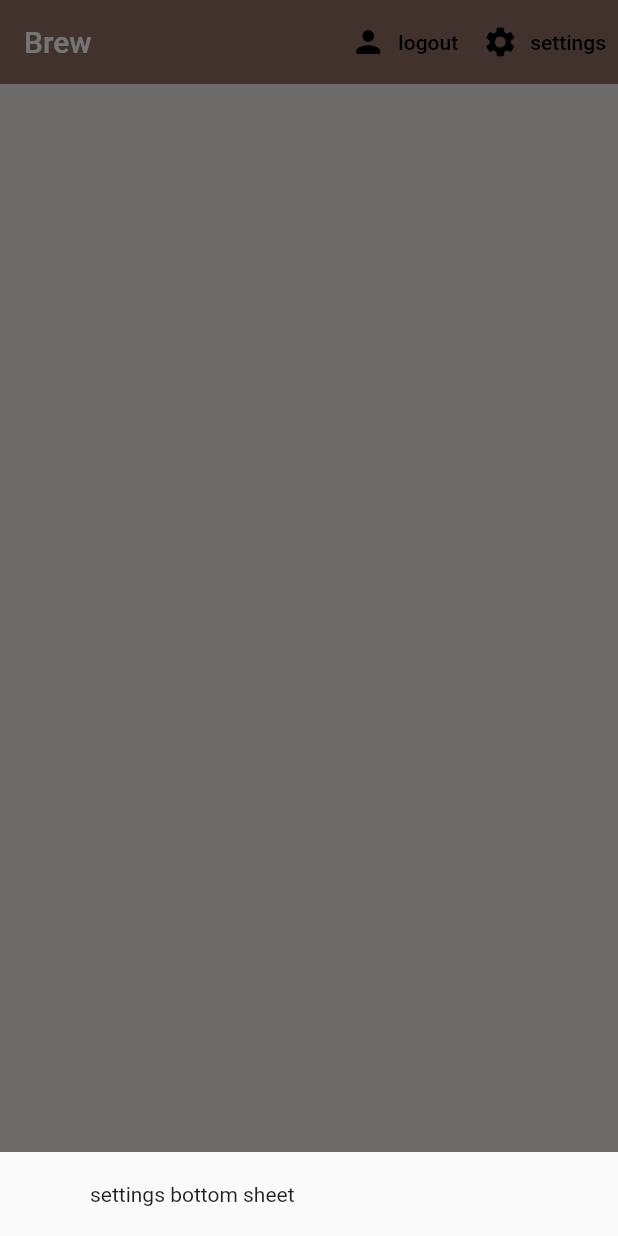
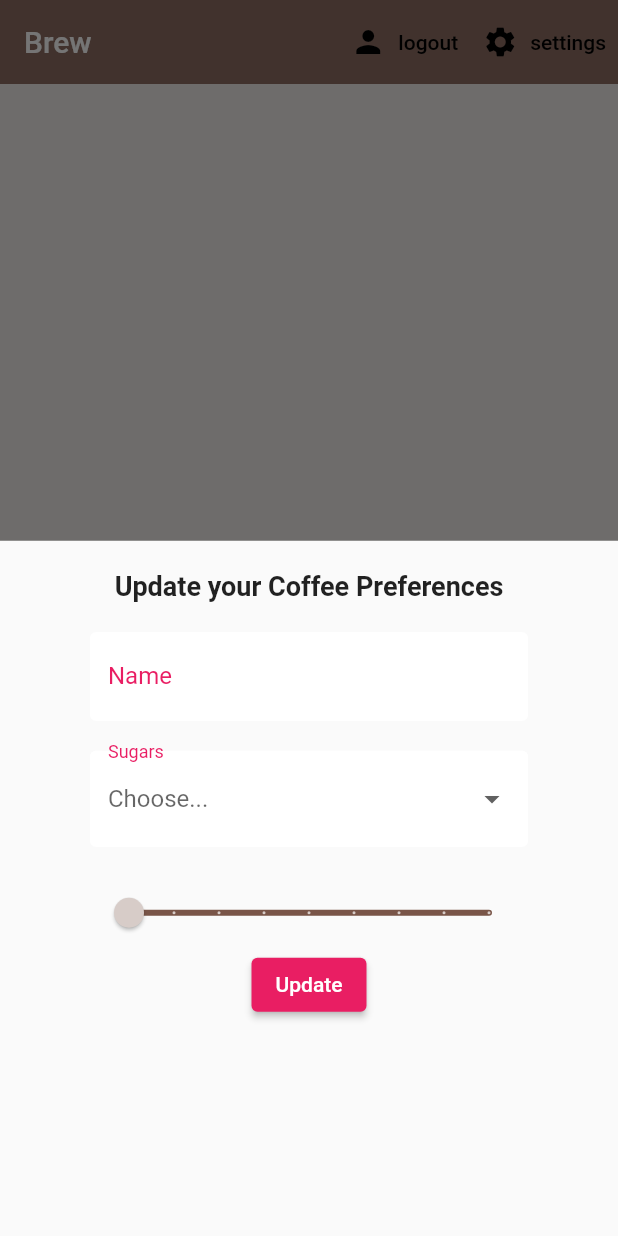
Before and after one commit to SixtusMiracle/brew, a Flutter app: the screen it shows once a user with an empty profile is signed in, after a tap on "settings", on a phone screen of 412 x 824 dp. Run offline on Flutter 3.47's test engine with Material 2 defaults, Android fonts, the phone set to English and light mode, and no system bars; our stand-ins replace cloud_firestore, firebase_auth, firebase_core, flutter_spinkit; accounts and stored records are empty.

Commit message:
designed the settings form

```diff
--- a/lib/screens/auth/register.dart
+++ b/lib/screens/auth/register.dart
@@ -60,15 +60,26 @@ class _RegisterState extends State<Register> {
               SizedBox(height: 12.0),
               TextFormField(
                 validator: (val) => val!.isEmpty ? 'Enter an email' : null,
-                decoration:
-                    textInputDecoration.copyWith(hintText: 'Email address'),
+                decoration: textInputDecoration.copyWith(
+                  hintText: 'Enter your email address',
+                  label: Text(
+                    'Email address',
+                    style: TextStyle(color: Colors.pink),
+                  ),
+                ),
                 onChanged: (val) => {setState(() => email = val)},
               ),
               SizedBox(height: 20.0),
               TextFormField(
                 validator: (val) =>
                     val!.length < 6 ? 'Enter a password 6+ chars long' : null,
-                decoration: textInputDecoration.copyWith(hintText: 'Password'),
+                decoration: textInputDecoration.copyWith(
+                  hintText: 'Enter your password',
+                  label: Text(
+                    'Password',
+                    style: TextStyle(color: Colors.pink),
+                  ),
+                ),
                 obscureText: true,
                 onChanged: (val) => {setState(() => password = val)},
               ),
--- a/lib/screens/auth/sign_in.dart
+++ b/lib/screens/auth/sign_in.dart
@@ -66,7 +66,12 @@ class _SignInState extends State<SignIn> {
                       validator: (val) =>
                           val!.isEmpty ? 'Enter an email' : null,
                       decoration: textInputDecoration.copyWith(
-                          hintText: 'Email address'),
+                        hintText: 'Enter your email address',
+                        label: Text(
+                          'Email address',
+                          style: TextStyle(color: Colors.pink),
+                        ),
+                      ),
                       onChanged: (val) => {setState(() => email = val)},
                     ),
                     SizedBox(height: 20.0),
@@ -74,8 +79,13 @@ class _SignInState extends State<SignIn> {
                       validator: (val) => val!.length < 6
                           ? 'Enter a password 6+ chars long'
                           : null,
-                      decoration:
-                          textInputDecoration.copyWith(hintText: 'Password'),
+                      decoration: textInputDecoration.copyWith(
+                        hintText: 'Enter your password',
+                        label: Text(
+                          'Password',
+                          style: TextStyle(color: Colors.pink),
+                        ),
+                      ),
                       obscureText: true,
                       onChanged: (val) => {setState(() => password = val)},
                     ),
--- /dev/null
+++ b/lib/screens/home/components/settings_form.dart
@@ -0,0 +1,88 @@
+import 'package:flutter/material.dart';
+
+import '../../../util/constants.dart';
+
+class SettingsForm extends StatefulWidget {
+  const SettingsForm({Key? key}) : super(key: key);
+
+  @override
+  State<SettingsForm> createState() => _SettingsFormState();
+}
+
+class _SettingsFormState extends State<SettingsForm> {
+  final _formKey = GlobalKey<FormState>();
+  final List<String> sugars = ['0', '1', '2', '3', '4'];
+
+  // form values
+  String _currentName = '';
+  String _currentSugars = '';
+  int _currentStrength = 0;
+
+  @override
+  Widget build(BuildContext context) {
+    return Form(
+      key: _formKey,
+      child: Column(
+        children: [
+          Text(
+            'Update your Coffee Preferences',
+            style: TextStyle(fontSize: 18.0, fontWeight: FontWeight.bold),
+          ),
+          SizedBox(height: 20.0),
+          TextFormField(
+            validator: (val) => val!.isEmpty ? 'Please enter your name' : null,
+            decoration: textInputDecoration.copyWith(
+              label: Text(
+                'Name',
+                style: TextStyle(color: Colors.pink),
+              ),
+              hintText: 'Enter your name',
+            ),
+            onChanged: (val) => {setState(() => _currentName = val)},
+          ),
+          SizedBox(height: 20.0),
+          DropdownButtonFormField(
+            decoration: textInputDecoration.copyWith(
+              label: Text(
+                'Sugars',
+                style: TextStyle(color: Colors.pink),
+              ),
+              hintText: 'Choose...',
+            ),
+            items: sugars.map((sugar) {
+              return DropdownMenuItem(
+                value: sugar,
+                child: Text(
+                  '$sugar sugars',
+                ),
+              );
+            }).toList(),
+            onChanged: (val) => setState(() => _currentSugars = val as String),
+          ),
+          SizedBox(height: 20.0),
+          Slider(
+            label: 'Coffee Strength',
+            value: (_currentStrength == 0 ? 100 : _currentStrength).toDouble(),
+            activeColor:
+                Colors.brown[_currentStrength == 0 ? 100 : _currentStrength],
+            inactiveColor: Colors.brown,
+            min: 100.0,
+            max: 900.0,
+            divisions: 8,
+            onChanged: (val) => setState(() => _currentStrength = val.round()),
+          ),
+          ElevatedButton(
+            onPressed: () async =>
+                print({_currentName, _currentSugars, _currentStrength}),
+            child: Text(
+              'Update',
+              style: TextStyle(
+                color: Colors.white,
+              ),
+            ),
+          ),
+        ],
+      ),
+    );
+  }
+}
--- a/lib/screens/home/home.dart
+++ b/lib/screens/home/home.dart
@@ -1,4 +1,5 @@
 import 'package:brew/models/brew.dart';
+import 'package:brew/screens/home/components/settings_form.dart';
 import 'package:brew/services/auth.dart';
 import 'package:brew/services/database.dart';
 import 'package:cloud_firestore/cloud_firestore.dart';
@@ -20,7 +21,7 @@ class Home extends StatelessWidget {
           builder: (context) {
             return Container(
               padding: EdgeInsets.symmetric(horizontal: 60.0, vertical: 20.0),
-              child: Text('settings bottom sheet'),
+              child: SettingsForm(),
             );
           });
     }
```
